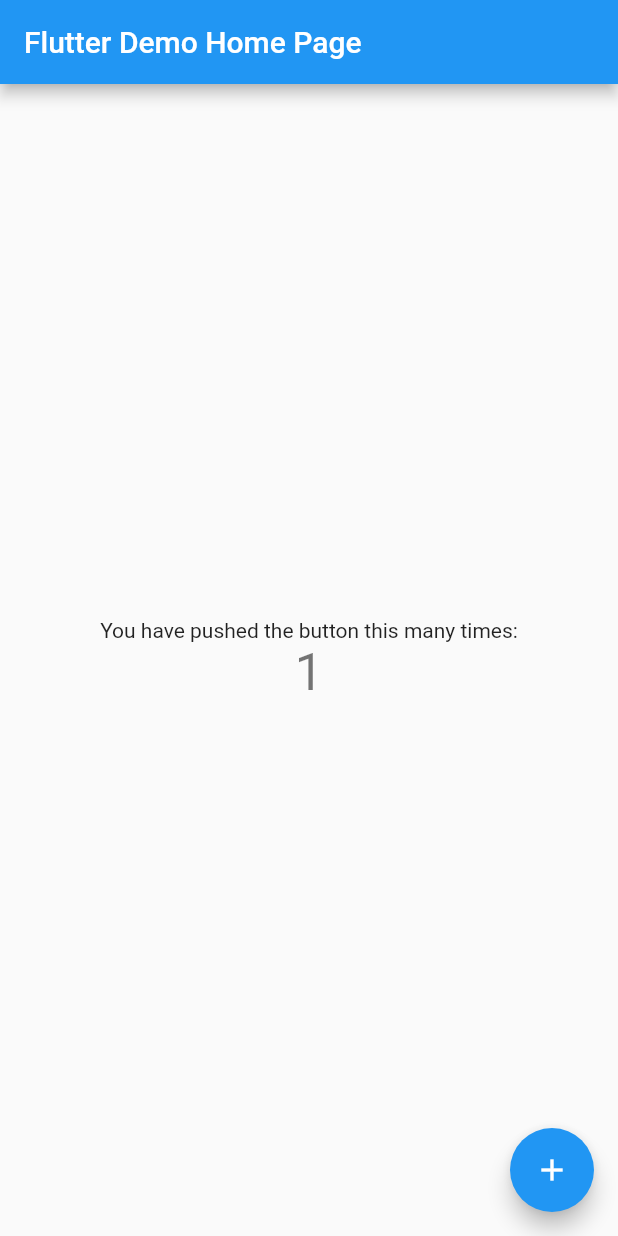
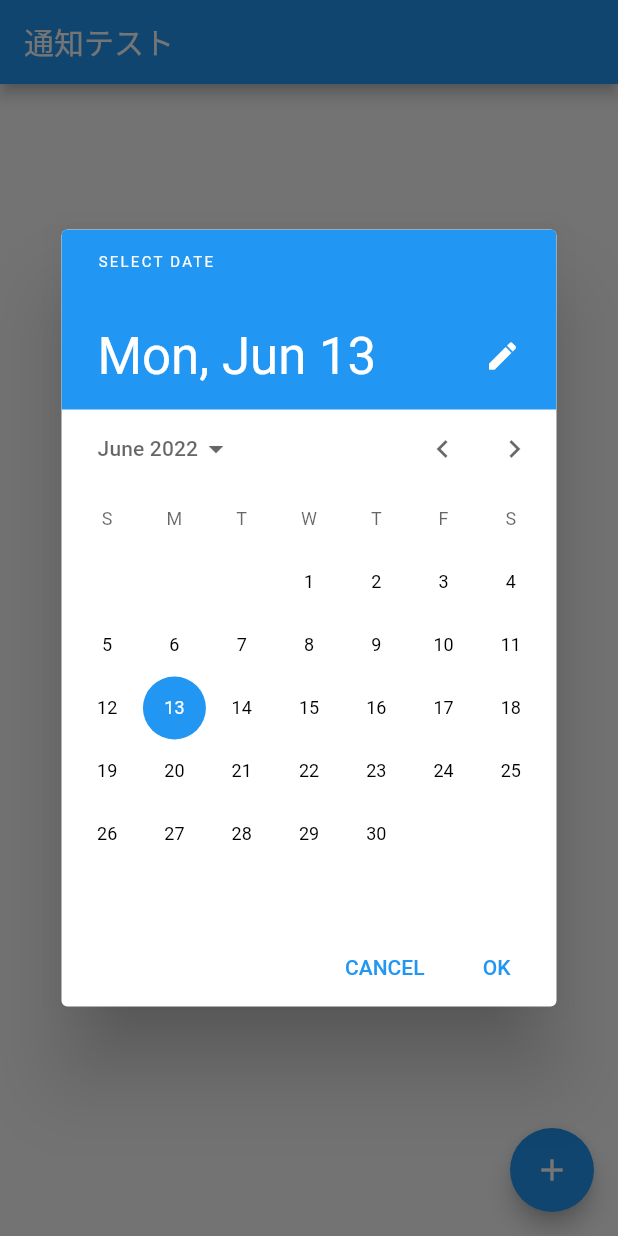
Before and after one commit to Kida-Takuma/flutter_example_local_notification, a Flutter app: the screen it shows after launch, after a tap on the "add" icon, on a phone screen of 412 x 824 dp. Run offline on Flutter 3.47's test engine with Material 2 defaults, Android fonts, the phone set to English and light mode, and no system bars; our stand-ins replace flutter_local_notifications, timezone.

```diff
--- a/lib/main.dart
+++ b/lib/main.dart
@@ -1,8 +1,12 @@
 import 'package:flutter/material.dart';
 import 'package:flutter_local_notifications/flutter_local_notifications.dart';
+import 'package:timezone/data/latest_all.dart' as tz;
+import 'package:timezone/timezone.dart' as tz;
 
 Future main() async {
   WidgetsFlutterBinding.ensureInitialized();
+  tz.initializeTimeZones();
+  tz.setLocalLocation(tz.getLocation('Asia/Tokyo'));
   //通知の初期化
   final notification = FlutterLocalNotificationsPlugin();
   notification
@@ -25,40 +29,20 @@ Future main() async {
 class MyApp extends StatelessWidget {
   const MyApp({Key? key}) : super(key: key);
 
-  // This widget is the root of your application.
   @override
   Widget build(BuildContext context) {
     return MaterialApp(
-      title: 'Flutter Demo',
+      title: '通知テストアプリ',
       theme: ThemeData(
-        // This is the theme of your application.
-        //
-        // Try running your application with "flutter run". You'll see the
-        // application has a blue toolbar. Then, without quitting the app, try
-        // changing the primarySwatch below to Colors.green and then invoke
-        // "hot reload" (press "r" in the console where you ran "flutter run",
-        // or simply save your changes to "hot reload" in a Flutter IDE).
-        // Notice that the counter didn't reset back to zero; the application
-        // is not restarted.
         primarySwatch: Colors.blue,
       ),
-      home: const MyHomePage(title: 'Flutter Demo Home Page'),
+      home: const MyHomePage(title: '通知テスト'),
     );
   }
 }
 
 class MyHomePage extends StatefulWidget {
   const MyHomePage({Key? key, required this.title}) : super(key: key);
-
-  // This widget is the home page of your application. It is stateful, meaning
-  // that it has a State object (defined below) that contains fields that affect
-  // how it looks.
-
-  // This class is the configuration for the state. It holds the values (in this
-  // case the title) provided by the parent (in this case the App widget) and
-  // used by the build method of the State. Fields in a Widget subclass are
-  // always marked "final".
-
   final String title;
 
   @override
@@ -66,59 +50,47 @@ class MyHomePage extends StatefulWidget {
 }
 
 class _MyHomePageState extends State<MyHomePage> {
-  int _counter = 0;
-
-  void _incrementCounter() {
+  var time_text = "ここに設定した時間が表示されます";
+  void _incrementCounter() async {
+    final DateTime? date = await showDatePicker(
+        context: context,
+        initialDate: DateTime.now(),
+        firstDate: DateTime(2022),
+        lastDate: DateTime.now().add(Duration(days: 360)));
+    final notification = FlutterLocalNotificationsPlugin();
+    notification.zonedSchedule(
+      0,
+      "通知",
+      "設定された時間になりました",
+      tz.TZDateTime(tz.local, date!.year, date.month, date.day, 09, 00),
+      const NotificationDetails(
+        android: AndroidNotificationDetails("channelId", "channelName"),
+        iOS: IOSNotificationDetails(),
+      ),
+      uiLocalNotificationDateInterpretation:
+          UILocalNotificationDateInterpretation.absoluteTime,
+      androidAllowWhileIdle: true,
+    );
     setState(() {
-      // This call to setState tells the Flutter framework that something has
-      // changed in this State, which causes it to rerun the build method below
-      // so that the display can reflect the updated values. If we changed
-      // _counter without calling setState(), then the build method would not be
-      // called again, and so nothing would appear to happen.
-      _counter++;
+      time_text = "${date.year}年${date.month}月${date.day}日9時に通知を送ります";
     });
   }
 
   @override
   Widget build(BuildContext context) {
-    // This method is rerun every time setState is called, for instance as done
-    // by the _incrementCounter method above.
-    //
-    // The Flutter framework has been optimized to make rerunning build methods
-    // fast, so that you can just rebuild anything that needs updating rather
-    // than having to individually change instances of widgets.
     return Scaffold(
       appBar: AppBar(
-        // Here we take the value from the MyHomePage object that was created by
-        // the App.build method, and use it to set our appbar title.
         title: Text(widget.title),
       ),
       body: Center(
-        // Center is a layout widget. It takes a single child and positions it
-        // in the middle of the parent.
         child: Column(
-          // Column is also a layout widget. It takes a list of children and
-          // arranges them vertically. By default, it sizes itself to fit its
-          // children horizontally, and tries to be as tall as its parent.
-          //
-          // Invoke "debug painting" (press "p" in the console, choose the
-          // "Toggle Debug Paint" action from the Flutter Inspector in Android
-          // Studio, or the "Toggle Debug Paint" command in Visual Studio Code)
-          // to see the wireframe for each widget.
-          //
-          // Column has various properties to control how it sizes itself and
-          // how it positions its children. Here we use mainAxisAlignment to
-          // center the children vertically; the main axis here is the vertical
-          // axis because Columns are vertical (the cross axis would be
-          // horizontal).
           mainAxisAlignment: MainAxisAlignment.center,
           children: <Widget>[
             const Text(
-              'You have pushed the button this many times:',
+              '何分後に通知を出しますか??',
             ),
             Text(
-              '$_counter',
-              style: Theme.of(context).textTheme.headline4,
+              time_text,
             ),
           ],
         ),
--- a/pubspec.yaml
+++ b/pubspec.yaml
@@ -35,6 +35,7 @@ dependencies:
   # Use with the CupertinoIcons class for iOS style icons.
   cupertino_icons: ^1.0.2
   flutter_local_notifications: ^9.6.0
+  timezone: ^0.8.0
 
 dev_dependencies:
   flutter_test:
```
Also changed, not shown: pubspec.lock.
